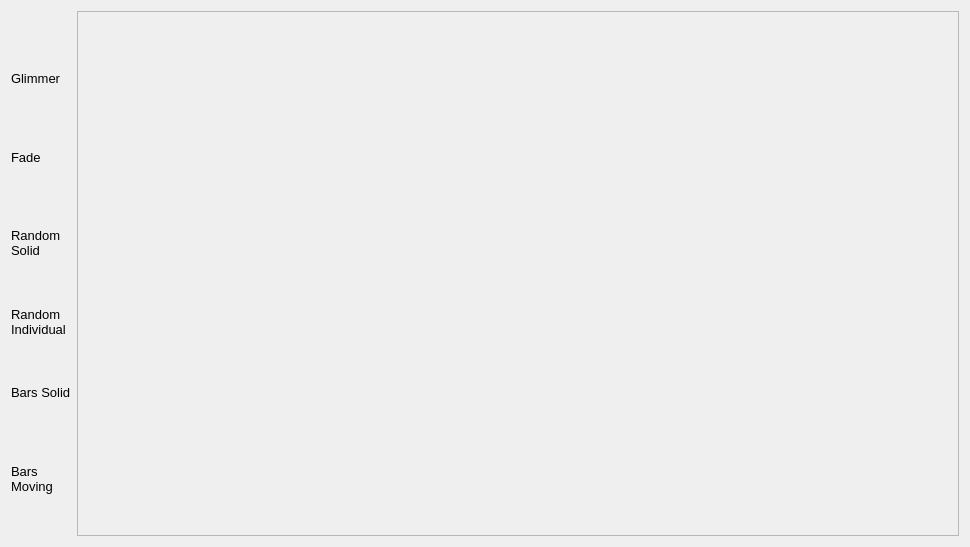
Old version of the form GUI/LightingGUI/presetcolorspage.ui in the repository timsee/ArduCor.
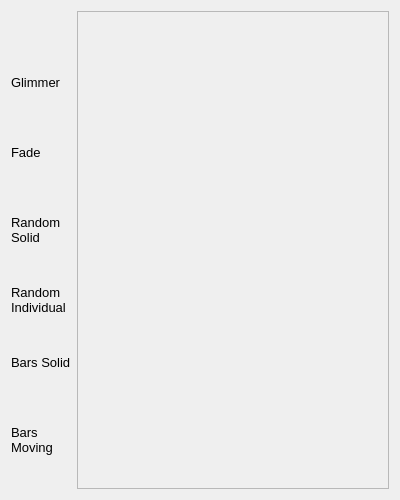
New version of the form.

What changed in the file:
```diff
--- a/GUI/LightingGUI/presetcolorspage.ui
+++ b/GUI/LightingGUI/presetcolorspage.ui
@@ -6,12 +6,12 @@
    <rect>
     <x>0</x>
     <y>0</y>
-    <width>970</width>
-    <height>545</height>
+    <width>400</width>
+    <height>500</height>
    </rect>
   </property>
   <property name="sizePolicy">
-   <sizepolicy hsizetype="Preferred" vsizetype="Preferred">
+   <sizepolicy hsizetype="Preferred" vsizetype="Minimum">
     <horstretch>0</horstretch>
     <verstretch>0</verstretch>
    </sizepolicy>
@@ -19,10 +19,8 @@
   <property name="windowTitle">
    <string>Form</string>
   </property>
-  <layout class="QHBoxLayout" name="horizontalLayout_2">
-   <item>
-    <layout class="QHBoxLayout" name="horizontalLayout">
-     <item>
+  <layout class="QGridLayout" name="gridLayout">
+   <item row="0" column="0">
       <layout class="QVBoxLayout" name="verticalLayout">
        <item>
         <spacer name="verticalSpacer">
@@ -30,12 +28,12 @@
           <enum>Qt::Vertical</enum>
          </property>
          <property name="sizeType">
-          <enum>QSizePolicy::Fixed</enum>
+        <enum>QSizePolicy::Expanding</enum>
          </property>
          <property name="sizeHint" stdset="0">
           <size>
            <width>20</width>
-           <height>60</height>
+         <height>40</height>
           </size>
          </property>
         </spacer>
@@ -177,7 +175,7 @@
        </item>
       </layout>
      </item>
-     <item>
+   <item row="0" column="1">
       <widget class="QScrollArea" name="scrollArea">
        <property name="sizePolicy">
         <sizepolicy hsizetype="Expanding" vsizetype="Expanding">
@@ -187,8 +185,14 @@
        </property>
        <property name="minimumSize">
         <size>
-         <width>200</width>
-         <height>525</height>
+       <width>0</width>
+       <height>0</height>
+      </size>
+     </property>
+     <property name="maximumSize">
+      <size>
+       <width>16777215</width>
+       <height>16777215</height>
         </size>
        </property>
        <property name="autoFillBackground">
@@ -217,20 +221,30 @@
          <rect>
           <x>0</x>
           <y>0</y>
-          <width>883</width>
-          <height>523</height>
+        <width>315</width>
+        <height>480</height>
          </rect>
         </property>
         <property name="sizePolicy">
-         <sizepolicy hsizetype="Minimum" vsizetype="Minimum">
+       <sizepolicy hsizetype="Expanding" vsizetype="Minimum">
           <horstretch>0</horstretch>
           <verstretch>0</verstretch>
          </sizepolicy>
         </property>
-       </widget>
-      </widget>
-     </item>
-    </layout>
+      <property name="minimumSize">
+       <size>
+        <width>0</width>
+        <height>0</height>
+       </size>
+      </property>
+      <property name="maximumSize">
+       <size>
+        <width>16777215</width>
+        <height>16777215</height>
+       </size>
+      </property>
+     </widget>
+    </widget>
    </item>
   </layout>
  </widget>
```
Lines whose indentation alone changed are shown as unchanged.
